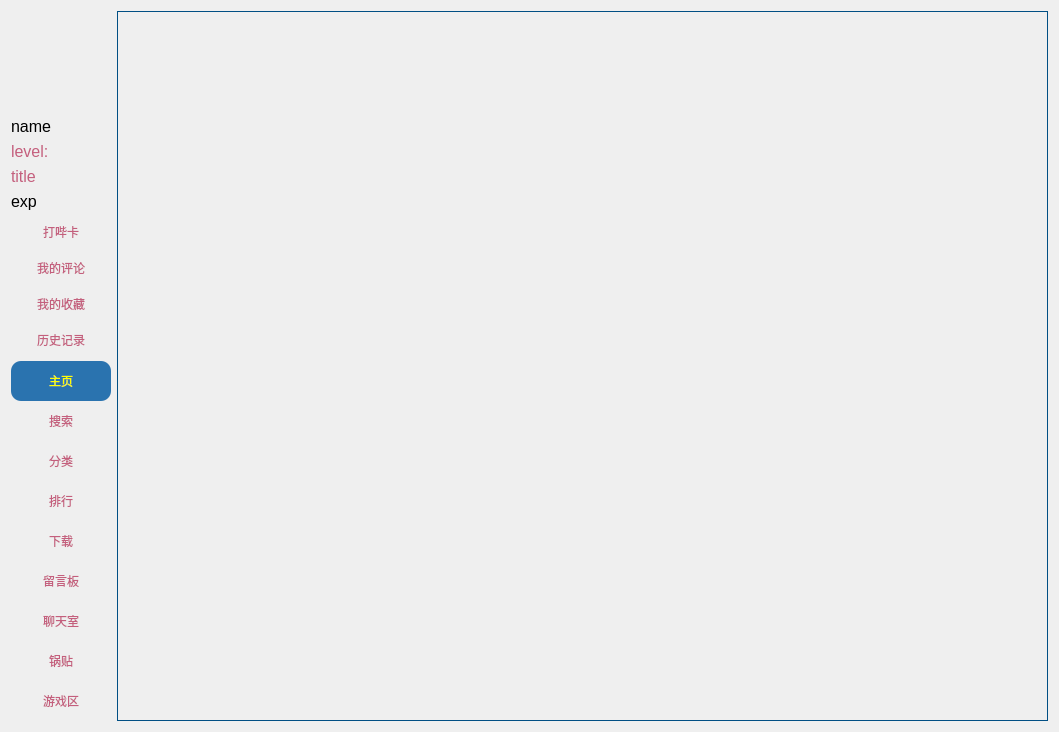
This is ui/user.ui in tonquer/picacg-qt as Qt 5 draws it before an edit. The edited form follows.
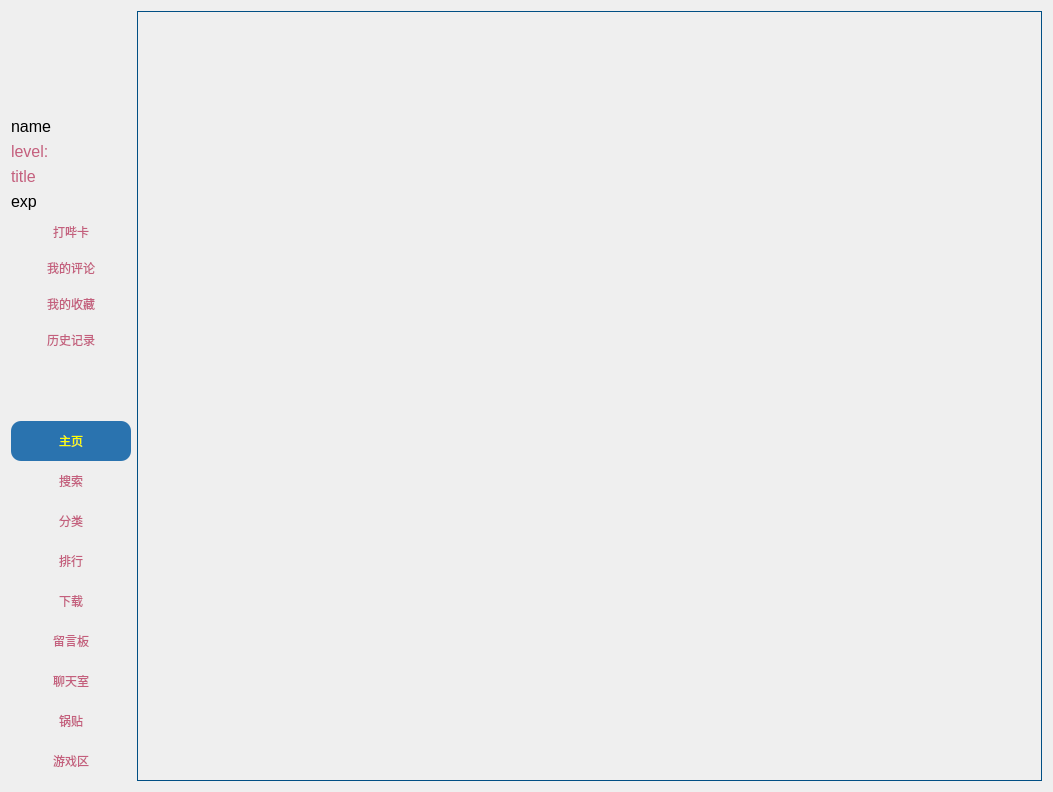
This is the edited form. Icons and pictures are not drawn. Custom widgets are drawn as their Qt base class.

Commit message: 调整了搜索的布局

The edit to the form file:
```diff
--- a/ui/user.ui
+++ b/ui/user.ui
@@ -6,8 +6,8 @@
    <rect>
     <x>0</x>
     <y>0</y>
-    <width>1059</width>
-    <height>712</height>
+    <width>1053</width>
+    <height>792</height>
    </rect>
   </property>
   <property name="minimumSize">
@@ -167,7 +167,7 @@
         <widget class="QToolButton" name="signButton">
          <property name="minimumSize">
           <size>
-           <width>100</width>
+           <width>120</width>
            <height>30</height>
           </size>
          </property>
@@ -205,7 +205,7 @@
         <widget class="QToolButton" name="toolButton11">
          <property name="minimumSize">
           <size>
-           <width>100</width>
+           <width>120</width>
            <height>30</height>
           </size>
          </property>
@@ -249,7 +249,7 @@
         <widget class="QToolButton" name="toolButton4">
          <property name="minimumSize">
           <size>
-           <width>100</width>
+           <width>120</width>
            <height>30</height>
           </size>
          </property>
@@ -299,7 +299,7 @@
         <widget class="QToolButton" name="toolButton5">
          <property name="minimumSize">
           <size>
-           <width>100</width>
+           <width>120</width>
            <height>30</height>
           </size>
          </property>
@@ -367,7 +367,7 @@
           <widget class="QToolButton" name="toolButton0">
            <property name="minimumSize">
             <size>
-             <width>100</width>
+             <width>120</width>
              <height>40</height>
             </size>
            </property>
@@ -420,7 +420,7 @@
           <widget class="QToolButton" name="toolButton1">
            <property name="minimumSize">
             <size>
-             <width>100</width>
+             <width>120</width>
              <height>40</height>
             </size>
            </property>
@@ -470,7 +470,7 @@
           <widget class="QToolButton" name="toolButton2">
            <property name="minimumSize">
             <size>
-             <width>100</width>
+             <width>120</width>
              <height>40</height>
             </size>
            </property>
@@ -520,7 +520,7 @@
           <widget class="QToolButton" name="toolButton3">
            <property name="minimumSize">
             <size>
-             <width>100</width>
+             <width>120</width>
              <height>40</height>
             </size>
            </property>
@@ -570,7 +570,7 @@
           <widget class="QToolButton" name="toolButton6">
            <property name="minimumSize">
             <size>
-             <width>100</width>
+             <width>120</width>
              <height>40</height>
             </size>
            </property>
@@ -620,7 +620,7 @@
           <widget class="QToolButton" name="toolButton7">
            <property name="minimumSize">
             <size>
-             <width>100</width>
+             <width>120</width>
              <height>40</height>
             </size>
            </property>
@@ -670,7 +670,7 @@
           <widget class="QToolButton" name="toolButton8">
            <property name="minimumSize">
             <size>
-             <width>100</width>
+             <width>120</width>
              <height>40</height>
             </size>
            </property>
@@ -720,7 +720,7 @@
           <widget class="QToolButton" name="toolButton9">
            <property name="minimumSize">
             <size>
-             <width>100</width>
+             <width>120</width>
              <height>40</height>
             </size>
            </property>
@@ -770,7 +770,7 @@
           <widget class="QToolButton" name="toolButton10">
            <property name="minimumSize">
             <size>
-             <width>100</width>
+             <width>120</width>
              <height>40</height>
             </size>
            </property>
```
The commit also changes 4 other files.
